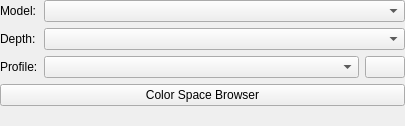
This is libs/ui/forms/wdgcolorspaceselector.ui in KDE/krita as Qt 5 draws it before an edit. The edited form follows.
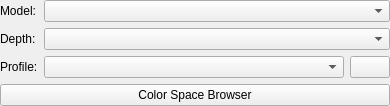
This is the edited form. Custom widgets are drawn as their Qt base class.

Commit message: Color space selector: remove unnecessary frame around profile selectors

```diff
--- a/libs/ui/forms/wdgcolorspaceselector.ui
+++ b/libs/ui/forms/wdgcolorspaceselector.ui
@@ -10,8 +10,8 @@
    <rect>
     <x>0</x>
     <y>0</y>
-    <width>405</width>
-    <height>126</height>
+    <width>380</width>
+    <height>106</height>
    </rect>
   </property>
   <property name="sizePolicy">
@@ -78,7 +78,6 @@
     </widget>
    </item>
    <item row="2" column="1">
-    <widget class="QFrame" name="frame">
      <layout class="QHBoxLayout" name="horizontalLayout_2">
       <property name="leftMargin">
        <number>0</number>
@@ -128,7 +127,6 @@
        </widget>
       </item>
      </layout>
-    </widget>
    </item>
    <item row="3" column="0" colspan="2">
     <widget class="QPushButton" name="bnAdvanced">
```
Lines whose indentation alone changed are shown as unchanged.
